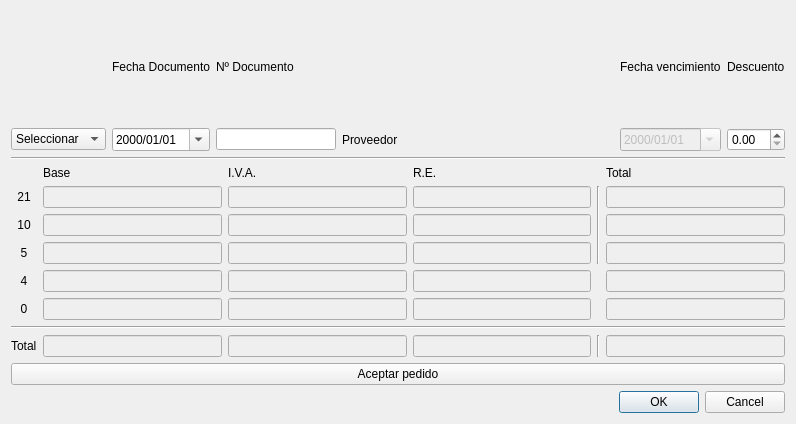
Old version of the form aceptarpedido.ui in the repository Ladis72/tienda.
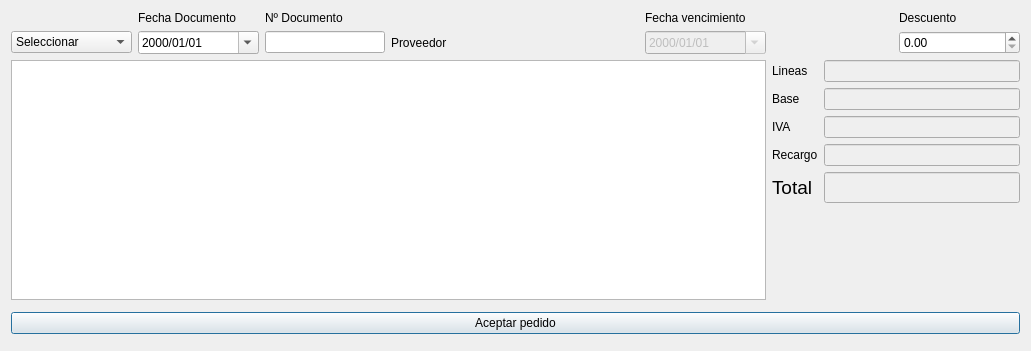
New version of the form.

The edit to the form file:
```diff
--- a/aceptarpedido.ui
+++ b/aceptarpedido.ui
@@ -6,81 +6,37 @@
    <rect>
     <x>0</x>
     <y>0</y>
-    <width>796</width>
-    <height>424</height>
+    <width>1031</width>
+    <height>351</height>
    </rect>
   </property>
   <property name="windowTitle">
    <string>Dialog</string>
   </property>
   <layout class="QGridLayout" name="gridLayout_2">
+   <item row="3" column="1">
+    <widget class="QDialogButtonBox" name="buttonBox">
+     <property name="standardButtons">
+      <set>QDialogButtonBox::StandardButton::NoButton</set>
+     </property>
+    </widget>
+   </item>
+   <item row="2" column="1">
+    <widget class="QPushButton" name="pushButton">
+     <property name="text">
+      <string>Aceptar pedido</string>
+     </property>
+    </widget>
+   </item>
+   <item row="1" column="1">
+    <widget class="Line" name="line_4">
+     <property name="orientation">
+      <enum>Qt::Orientation::Vertical</enum>
+     </property>
+    </widget>
+   </item>
    <item row="0" column="1">
     <layout class="QGridLayout" name="gridLayout_3">
-     <item row="2" column="2">
-      <widget class="QLineEdit" name="lineEditNDoc">
-       <property name="maximumSize">
-        <size>
-         <width>120</width>
-         <height>16777215</height>
-        </size>
-       </property>
-      </widget>
-     </item>
-     <item row="1" column="3">
-      <spacer name="horizontalSpacer">
-       <property name="orientation">
-        <enum>Qt::Orientation::Horizontal</enum>
-       </property>
-       <property name="sizeHint" stdset="0">
-        <size>
-         <width>40</width>
-         <height>20</height>
-        </size>
-       </property>
-      </spacer>
-     </item>
-     <item row="2" column="0">
-      <widget class="QComboBox" name="comboBox">
-       <item>
-        <property name="text">
-         <string>Seleccionar</string>
-        </property>
-       </item>
-       <item>
-        <property name="text">
-         <string>Factura</string>
-        </property>
-       </item>
-       <item>
-        <property name="text">
-         <string>Albarán</string>
-        </property>
-       </item>
-      </widget>
-     </item>
-     <item row="2" column="5">
-      <widget class="QDateEdit" name="dateEditVencimiento">
-       <property name="enabled">
-        <bool>false</bool>
-       </property>
-       <property name="displayFormat">
-        <string>yyyy/MM/dd</string>
-       </property>
-       <property name="calendarPopup">
-        <bool>true</bool>
-       </property>
-      </widget>
-     </item>
-     <item row="2" column="7">
-      <widget class="QDoubleSpinBox" name="doubleSpinBox"/>
-     </item>
-     <item row="1" column="2">
-      <widget class="QLabel" name="label_10">
-       <property name="text">
-        <string>Nº Documento</string>
-       </property>
-      </widget>
-     </item>
      <item row="1" column="5">
       <widget class="QLabel" name="label_11">
        <property name="text">
@@ -88,6 +44,13 @@
        </property>
       </widget>
      </item>
+     <item row="1" column="2">
+      <widget class="QLabel" name="label_10">
+       <property name="text">
+        <string>Nº Documento</string>
+       </property>
+      </widget>
+     </item>
      <item row="1" column="7">
       <widget class="QLabel" name="label">
        <property name="text">
@@ -95,6 +58,25 @@
        </property>
       </widget>
      </item>
+     <item row="2" column="0">
+      <widget class="QComboBox" name="comboBox">
+       <item>
+        <property name="text">
+         <string>Seleccionar</string>
+        </property>
+       </item>
+       <item>
+        <property name="text">
+         <string>Factura</string>
+        </property>
+       </item>
+       <item>
+        <property name="text">
+         <string>Albarán</string>
+        </property>
+       </item>
+      </widget>
+     </item>
      <item row="1" column="1">
       <widget class="QLabel" name="label_12">
        <property name="text">
@@ -119,310 +101,121 @@
        </property>
       </widget>
      </item>
-    </layout>
-   </item>
-   <item row="2" column="1">
-    <layout class="QGridLayout" name="gridLayout">
-     <item row="7" column="2">
-      <widget class="QLineEdit" name="leTotalIva">
-       <property name="enabled">
-        <bool>false</bool>
-       </property>
-      </widget>
-     </item>
-     <item row="3" column="3">
-      <widget class="QLineEdit" name="leRe5">
-       <property name="enabled">
-        <bool>false</bool>
-       </property>
-      </widget>
-     </item>
-     <item row="0" column="5">
-      <widget class="QLabel" name="label_5">
-       <property name="text">
-        <string>Total</string>
-       </property>
-      </widget>
-     </item>
-     <item row="7" column="0">
-      <widget class="QLabel" name="label_9">
-       <property name="text">
-        <string>Total</string>
-       </property>
-      </widget>
-     </item>
-     <item row="2" column="3">
-      <widget class="QLineEdit" name="leRe10">
-       <property name="enabled">
-        <bool>false</bool>
-       </property>
-      </widget>
-     </item>
-     <item row="1" column="0">
-      <widget class="QLabel" name="label_6">
-       <property name="text">
-        <string>21</string>
-       </property>
-       <property name="alignment">
-        <set>Qt::AlignmentFlag::AlignCenter</set>
-       </property>
-      </widget>
-     </item>
-     <item row="1" column="4" rowspan="3">
-      <widget class="Line" name="line">
-       <property name="orientation">
-        <enum>Qt::Orientation::Vertical</enum>
-       </property>
-      </widget>
-     </item>
-     <item row="3" column="1">
-      <widget class="QLineEdit" name="leBase5">
-       <property name="enabled">
-        <bool>false</bool>
-       </property>
-      </widget>
-     </item>
-     <item row="1" column="2">
-      <widget class="QLineEdit" name="leIva21">
-       <property name="enabled">
-        <bool>false</bool>
-       </property>
-      </widget>
-     </item>
-     <item row="4" column="0">
-      <widget class="QLabel" name="label_13">
-       <property name="text">
-        <string>4</string>
-       </property>
-       <property name="alignment">
-        <set>Qt::AlignmentFlag::AlignCenter</set>
-       </property>
-      </widget>
-     </item>
-     <item row="7" column="1">
-      <widget class="QLineEdit" name="leTotalBase">
-       <property name="enabled">
-        <bool>false</bool>
-       </property>
-      </widget>
-     </item>
-     <item row="1" column="3">
-      <widget class="QLineEdit" name="leRe21">
-       <property name="enabled">
-        <bool>false</bool>
-       </property>
-      </widget>
-     </item>
-     <item row="7" column="3">
-      <widget class="QLineEdit" name="leTotalRe">
-       <property name="enabled">
-        <bool>false</bool>
-       </property>
-      </widget>
-     </item>
-     <item row="3" column="0">
-      <widget class="QLabel" name="label_8">
-       <property name="text">
-        <string>5</string>
-       </property>
-       <property name="alignment">
-        <set>Qt::AlignmentFlag::AlignCenter</set>
-       </property>
-      </widget>
-     </item>
-     <item row="0" column="1">
-      <widget class="QLabel" name="label_2">
-       <property name="text">
-        <string>Base</string>
-       </property>
-      </widget>
-     </item>
      <item row="2" column="5">
-      <widget class="QLineEdit" name="leTotal10">
+      <widget class="QDateEdit" name="dateEditVencimiento">
        <property name="enabled">
         <bool>false</bool>
        </property>
-      </widget>
-     </item>
-     <item row="2" column="0">
-      <widget class="QLabel" name="label_7">
-       <property name="text">
-        <string>10</string>
+       <property name="displayFormat">
+        <string>yyyy/MM/dd</string>
        </property>
-       <property name="alignment">
-        <set>Qt::AlignmentFlag::AlignCenter</set>
+       <property name="calendarPopup">
+        <bool>true</bool>
        </property>
       </widget>
      </item>
-     <item row="2" column="1">
-      <widget class="QLineEdit" name="leBase10">
-       <property name="enabled">
-        <bool>false</bool>
-       </property>
-      </widget>
-     </item>
-     <item row="3" column="2">
-      <widget class="QLineEdit" name="leIva5">
-       <property name="enabled">
-        <bool>false</bool>
-       </property>
-      </widget>
-     </item>
-     <item row="7" column="5">
-      <widget class="QLineEdit" name="leTotal">
-       <property name="enabled">
-        <bool>false</bool>
-       </property>
-      </widget>
-     </item>
-     <item row="6" column="0" colspan="6">
-      <widget class="Line" name="line_2">
-       <property name="orientation">
-        <enum>Qt::Orientation::Horizontal</enum>
-       </property>
-      </widget>
-     </item>
-     <item row="3" column="5">
-      <widget class="QLineEdit" name="leTotal5">
-       <property name="enabled">
-        <bool>false</bool>
-       </property>
-      </widget>
-     </item>
-     <item row="1" column="5">
-      <widget class="QLineEdit" name="leTotal21">
-       <property name="enabled">
-        <bool>false</bool>
-       </property>
-      </widget>
-     </item>
-     <item row="1" column="1">
-      <widget class="QLineEdit" name="leBase21">
-       <property name="enabled">
-        <bool>false</bool>
-       </property>
-      </widget>
+     <item row="2" column="7">
+      <widget class="QDoubleSpinBox" name="doubleSpinBox"/>
      </item>
      <item row="2" column="2">
-      <widget class="QLineEdit" name="leIva10">
-       <property name="enabled">
-        <bool>false</bool>
+      <widget class="QLineEdit" name="lineEditNDoc">
+       <property name="maximumSize">
+        <size>
+         <width>120</width>
+         <height>16777215</height>
+        </size>
        </property>
       </widget>
      </item>
-     <item row="0" column="2">
-      <widget class="QLabel" name="label_3">
-       <property name="text">
-        <string>I.V.A.</string>
-       </property>
-      </widget>
+     <item row="3" column="6" colspan="2">
+      <layout class="QFormLayout" name="formLayout">
+       <item row="0" column="0">
+        <widget class="QLabel" name="label_2">
+         <property name="text">
+          <string>Lineas</string>
+         </property>
+        </widget>
+       </item>
+       <item row="0" column="1">
+        <widget class="QLineEdit" name="leLineas">
+         <property name="enabled">
+          <bool>false</bool>
+         </property>
+        </widget>
+       </item>
+       <item row="1" column="0">
+        <widget class="QLabel" name="label_7">
+         <property name="text">
+          <string>Base</string>
+         </property>
+        </widget>
+       </item>
+       <item row="1" column="1">
+        <widget class="QLineEdit" name="leTotalBase">
+         <property name="enabled">
+          <bool>false</bool>
+         </property>
+        </widget>
+       </item>
+       <item row="2" column="0">
+        <widget class="QLabel" name="label_6">
+         <property name="text">
+          <string>IVA</string>
+         </property>
+        </widget>
+       </item>
+       <item row="2" column="1">
+        <widget class="QLineEdit" name="leTotalIva">
+         <property name="enabled">
+          <bool>false</bool>
+         </property>
+        </widget>
+       </item>
+       <item row="3" column="0">
+        <widget class="QLabel" name="label_5">
+         <property name="text">
+          <string>Recargo</string>
+         </property>
+        </widget>
+       </item>
+       <item row="3" column="1">
+        <widget class="QLineEdit" name="leTotalRe">
+         <property name="enabled">
+          <bool>false</bool>
+         </property>
+        </widget>
+       </item>
+       <item row="4" column="0">
+        <widget class="QLabel" name="label_4">
+         <property name="font">
+          <font>
+           <pointsize>14</pointsize>
+          </font>
+         </property>
+         <property name="text">
+          <string>Total</string>
+         </property>
+        </widget>
+       </item>
+       <item row="4" column="1">
+        <widget class="QLineEdit" name="leTotal">
+         <property name="enabled">
+          <bool>false</bool>
+         </property>
+         <property name="font">
+          <font>
+           <pointsize>14</pointsize>
+          </font>
+         </property>
+        </widget>
+       </item>
+      </layout>
      </item>
-     <item row="7" column="4">
-      <widget class="Line" name="line_3">
-       <property name="orientation">
-        <enum>Qt::Orientation::Vertical</enum>
-       </property>
-      </widget>
-     </item>
-     <item row="0" column="3">
-      <widget class="QLabel" name="label_4">
-       <property name="text">
-        <string>R.E.</string>
-       </property>
-      </widget>
-     </item>
-     <item row="5" column="0">
-      <widget class="QLabel" name="label_14">
-       <property name="text">
-        <string>0</string>
-       </property>
-       <property name="alignment">
-        <set>Qt::AlignmentFlag::AlignCenter</set>
-       </property>
-      </widget>
-     </item>
-     <item row="4" column="1">
-      <widget class="QLineEdit" name="leBase4">
-       <property name="enabled">
-        <bool>false</bool>
-       </property>
-      </widget>
-     </item>
-     <item row="5" column="1">
-      <widget class="QLineEdit" name="leBase0">
-       <property name="enabled">
-        <bool>false</bool>
-       </property>
-      </widget>
-     </item>
-     <item row="4" column="2">
-      <widget class="QLineEdit" name="leIva4">
-       <property name="enabled">
-        <bool>false</bool>
-       </property>
-      </widget>
-     </item>
-     <item row="5" column="2">
-      <widget class="QLineEdit" name="leIva0">
-       <property name="enabled">
-        <bool>false</bool>
-       </property>
-      </widget>
-     </item>
-     <item row="4" column="3">
-      <widget class="QLineEdit" name="leRe4">
-       <property name="enabled">
-        <bool>false</bool>
-       </property>
-      </widget>
-     </item>
-     <item row="5" column="3">
-      <widget class="QLineEdit" name="leRe0">
-       <property name="enabled">
-        <bool>false</bool>
-       </property>
-      </widget>
-     </item>
-     <item row="4" column="5">
-      <widget class="QLineEdit" name="leTotal4">
-       <property name="enabled">
-        <bool>false</bool>
-       </property>
-      </widget>
-     </item>
-     <item row="5" column="5">
-      <widget class="QLineEdit" name="leTotal0">
-       <property name="enabled">
-        <bool>false</bool>
-       </property>
-      </widget>
+     <item row="3" column="0" colspan="6">
+      <widget class="QTableView" name="tableView"/>
      </item>
     </layout>
    </item>
-   <item row="4" column="1">
-    <widget class="QDialogButtonBox" name="buttonBox">
-     <property name="orientation">
-      <enum>Qt::Orientation::Horizontal</enum>
-     </property>
-     <property name="standardButtons">
-      <set>QDialogButtonBox::StandardButton::Cancel|QDialogButtonBox::StandardButton::Ok</set>
-     </property>
-    </widget>
-   </item>
-   <item row="3" column="1">
-    <widget class="QPushButton" name="pushButton">
-     <property name="text">
-      <string>Aceptar pedido</string>
-     </property>
-    </widget>
-   </item>
-   <item row="1" column="1">
-    <widget class="Line" name="line_4">
-     <property name="orientation">
-      <enum>Qt::Orientation::Horizontal</enum>
-     </property>
-    </widget>
-   </item>
   </layout>
  </widget>
  <tabstops>
```
Left out of the diff: 17 changed lines with no effect on the pictures.
